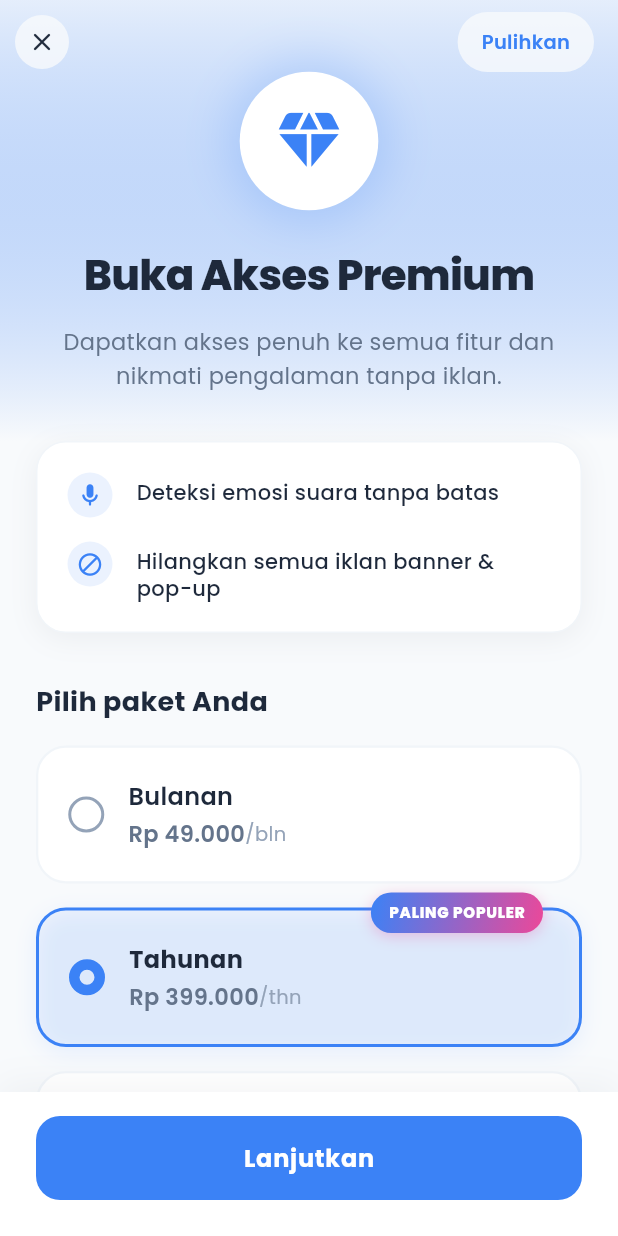
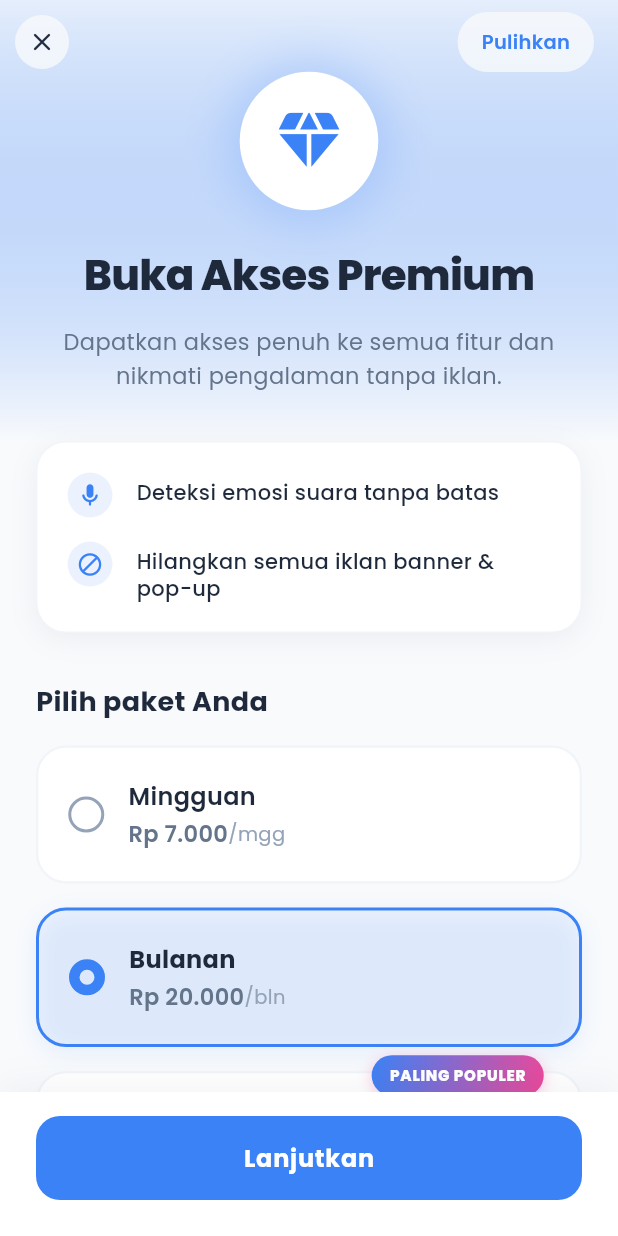
Before and after one commit to syahrul-kustiawan-alzayyan/fem_psychmonitor, a Flutter app: the PremiumScreen screen opened directly, on a phone screen of 412 x 824 dp. Run offline on Flutter 3.47's test engine with Material 3 defaults, Android fonts, the phone set to English and light mode, and no system bars; our stand-ins replace cloud_firestore, firebase_auth, firebase_core, fl_chart, google_fonts, google_mobile_ads and 3 more; missing offline and left inert: flutter_litert, flutter_litert_flex, purchases_flutter, record; accounts and stored records are empty; network calls fail.

Commit message:
feat: implement subscription and settings screens with updated Android configuration

```diff
--- a/lib/screens/premium_screen.dart
+++ b/lib/screens/premium_screen.dart
@@ -23,10 +23,21 @@
 
   final List<_SubscriptionPlan> _plans = [
     _SubscriptionPlan(
+      id: 'weekly',
+      label: 'Mingguan',
+      labelEn: 'Weekly',
+      price: 'Rp 7.000',
+      period: '/mgg',
+      periodEn: '/wk',
+      savings: '',
+      savingsEn: '',
+      isPopular: false,
+    ),
+    _SubscriptionPlan(
       id: 'monthly',
       label: 'Bulanan',
       labelEn: 'Monthly',
-      price: 'Rp 49.000',
+      price: 'Rp 20.000',
       period: '/bln',
       periodEn: '/mo',
       savings: '',
@@ -37,23 +48,12 @@
       id: 'yearly',
       label: 'Tahunan',
       labelEn: 'Yearly',
-      price: 'Rp 399.000',
+      price: 'Rp 99.000',
       period: '/thn',
       periodEn: '/yr',
-      savings: 'Hemat 32%',
-      savingsEn: 'Save 32%',
+      savings: 'Hemat 59%',
+      savingsEn: 'Save 59%',
       isPopular: true,
-    ),
-    _SubscriptionPlan(
-      id: 'lifetime',
-      label: 'Seumur Hidup',
-      labelEn: 'Lifetime',
-      price: 'Rp 799.000',
-      period: '',
-      periodEn: '',
-      savings: 'Sekali Bayar',
-      savingsEn: 'One-time',
-      isPopular: false,
     ),
   ];
 
```
Also changed, not shown: lib/screens/settings_screen.dart (+30 -1 lines), lib/services/subscription_service.dart (+8 -6 lines), 10 other files.
